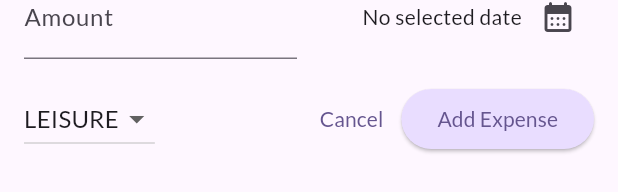
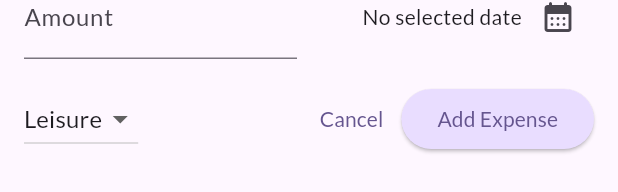
Before and after one commit to yatoenough/expense-tracker-app, a Flutter app: the NewExpense widget shown alone on an empty page, opened directly with empty values, on a phone screen of 412 x 824 dp. Shown: the part 265-457 px from the top of the screen. Run offline on Flutter 3.47's test engine with Material 3 defaults, Android fonts, the phone set to English and light mode, and no system bars; our stand-ins replace google_fonts.

Commit message:
capitalized categories in new expense dropdown

```diff
--- /dev/null
+++ b/lib/extensions/capitalize.dart
@@ -0,0 +1,5 @@
+extension Capitalize on String {
+  String capitalize() {
+    return "${this[0].toUpperCase()}${this.substring(1).toLowerCase()}";
+  }
+}
--- a/lib/widgets/expenses/new_expense.dart
+++ b/lib/widgets/expenses/new_expense.dart
@@ -1,3 +1,4 @@
+import 'package:expense_tracker/extensions/capitalize.dart';
 import 'package:expense_tracker/models/category.dart';
 import 'package:expense_tracker/models/expense.dart';
 import 'package:flutter/material.dart';
@@ -139,7 +140,7 @@ class _NewExpenseState extends State<NewExpense> {
                     .map(
                       (category) => DropdownMenuItem(
                         value: category,
-                        child: Text(category.name.toUpperCase()),
+                        child: Text(category.name.capitalize()),
                       ),
                     )
                     .toList(),
```
